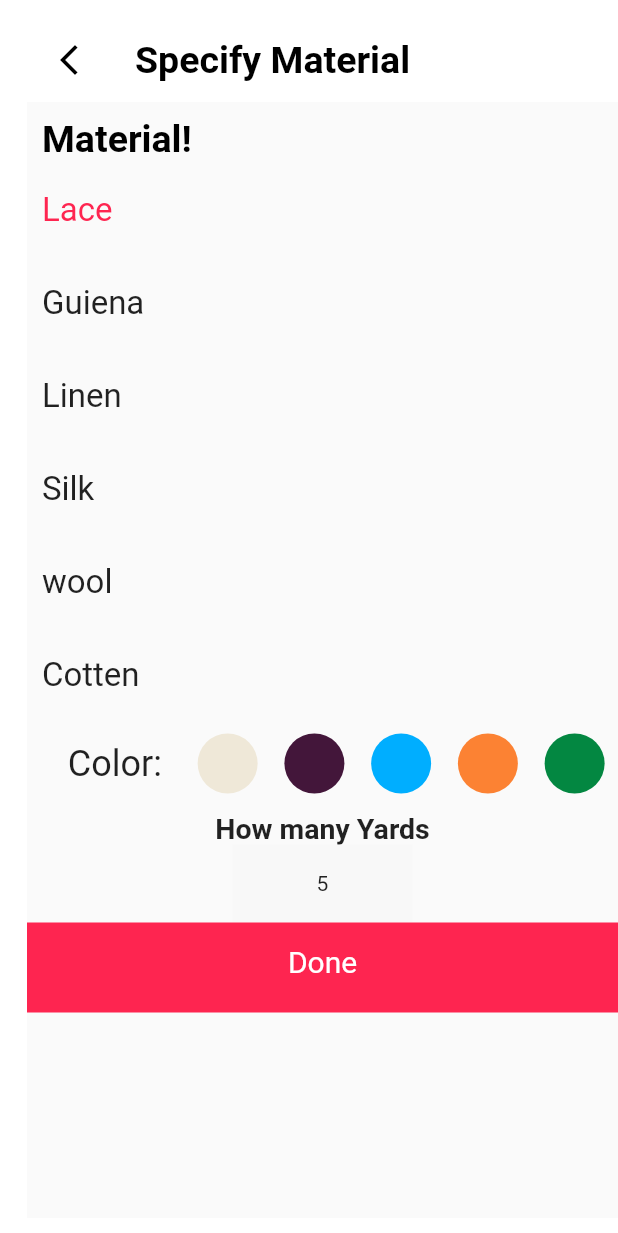
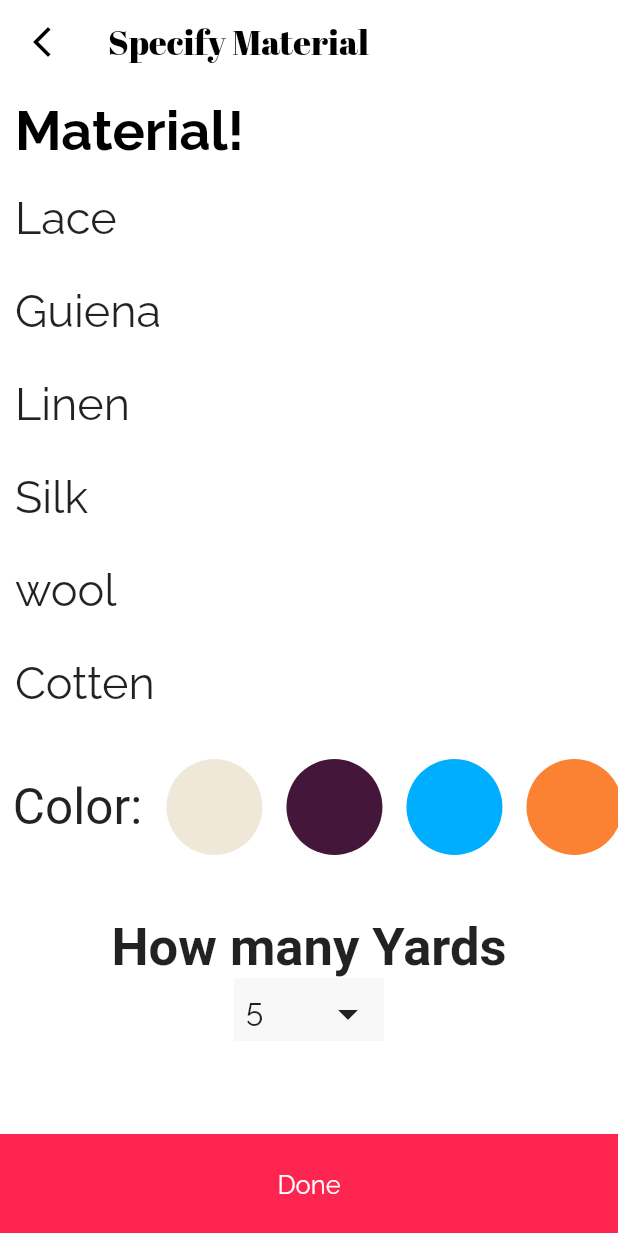
Before and after one commit to AliJawadSubhan/min-hack, a Flutter app: the Customize screen opened directly, on a phone screen of 412 x 824 dp. Shown: the top 1233 px of the screen. Run offline on Flutter 3.47's test engine with Material 2 defaults, Android fonts, the phone set to English and light mode, and no system bars; our stand-ins replace google_fonts, smooth_page_indicator.

Commit message:
90 perc completed

```diff
--- a/lib/const.dart
+++ b/lib/const.dart
@@ -14,3 +14,6 @@ const totalPrice = Text(
   "\$ 25.99",
   style: TextStyle(color: primaryColor),
 );
+
+const commmentText =
+    "If you are looking for the latest and the most stylish Pakistan lawn collection 2018 with chiffon dupatta, you have come at the right place as Alkaram has brought fully embroidered lawn suits with chiffon and sleeves in its wide range of stitched and unstitched lawn suits.";
--- a/lib/custom_widget/pages.dart
+++ b/lib/custom_widget/pages.dart
@@ -1,6 +1,5 @@
 import 'package:fi/const.dart';
 import 'package:fi/screens/login.dart';
-import 'package:flutter/cupertino.dart';
 import 'package:flutter/material.dart';
 import 'package:google_fonts/google_fonts.dart';
 
@@ -49,7 +48,7 @@ class Body extends StatelessWidget {
                   ),
                 ],
               ),
-              SizedBox(
+              const SizedBox(
                 height: 25,
               ),
               SizedBox(
--- /dev/null
+++ b/lib/screens/customize.dart
@@ -0,0 +1,228 @@
+import 'package:fi/const.dart';
+import 'package:fi/screens/dashboard.dart';
+import 'package:fi/screens/product_detail.dart';
+import 'package:flutter/material.dart';
+import 'package:google_fonts/google_fonts.dart';
+
+class Customize extends StatelessWidget {
+  Customize({Key? key}) : super(key: key);
+
+  @override
+  Widget build(BuildContext context) {
+    return Scaffold(
+      backgroundColor: Colors.white,
+      appBar: AppBar(
+        backgroundColor: Colors.white,
+        elevation: 0.00,
+        leading: IconButton(
+          icon: const Icon(
+            Icons.arrow_back_ios_new,
+            color: Colors.black,
+          ),
+          onPressed: () {
+            Navigator.pop(
+              context,
+              MaterialPageRoute(builder: (context) => const ProductDetail()),
+            );
+          },
+        ),
+        title: Text.rich(
+          TextSpan(
+            text: "Specify Material",
+            style: GoogleFonts.abrilFatface(color: Colors.black, fontSize: 23),
+          ),
+        ),
+      ),
+      body: SingleChildScrollView(
+        child: Column(
+          crossAxisAlignment: CrossAxisAlignment.center,
+          mainAxisAlignment: MainAxisAlignment.spaceBetween,
+          children: [
+            Container(
+              margin: const EdgeInsets.all(10),
+              width: double.infinity,
+              child: Text.rich(
+                TextSpan(
+                  text: "Material!",
+                  style: GoogleFonts.raleway(
+                      color: Colors.black,
+                      fontWeight: FontWeight.bold,
+                      fontSize: 36),
+                ),
+              ),
+            ),
+            TextContainer(
+              maintext: "Lace",
+              pre: primaryColor,
+            ),
+            TextContainer(
+              maintext: "Guiena",
+            ),
+            TextContainer(
+              maintext: "Linen",
+            ),
+            TextContainer(
+              maintext: "Silk",
+            ),
+            TextContainer(
+              maintext: "wool",
+            ),
+            TextContainer(
+              maintext: "Cotten",
+            ),
+            SingleChildScrollView(
+              scrollDirection: Axis.horizontal,
+              child: Padding(
+                padding: const EdgeInsets.all(8.0),
+                child: Row(
+                  mainAxisAlignment: MainAxisAlignment.spaceBetween,
+                  children: const [
+                    SizedBox(
+                      width: 0.5,
+                    ),
+                    Text(
+                      "Color: ",
+                      style: TextStyle(fontSize: 33),
+                    ),
+                    Padding(
+                      padding: EdgeInsets.all(8.0),
+                      child: CircleAvatar(
+                        backgroundColor: Color(0xFFEFE8D8),
+                        radius: 32,
+                      ),
+                    ),
+                    Padding(
+                      padding: EdgeInsets.all(8.0),
+                      child: CircleAvatar(
+                        backgroundColor: Color(0XFF43163A),
+                        radius: 32,
+                      ),
+                    ),
+                    Padding(
+                      padding: EdgeInsets.all(8.0),
+                      child: CircleAvatar(
+                        backgroundColor: Color(0XFF00AEFF),
+                        radius: 32,
+                      ),
+                    ),
+                    Padding(
+                      padding: EdgeInsets.all(8.0),
+                      child: CircleAvatar(
+                        backgroundColor: Color(0XFFFC8233),
+                        radius: 32,
+                      ),
+                    ),
+                    Padding(
+                      padding: EdgeInsets.all(8.0),
+                      child: CircleAvatar(
+                        backgroundColor: Color.fromARGB(255, 3, 135, 65),
+                        radius: 32,
+                      ),
+                    ),
+                  ],
+                ),
+              ),
+            ),
+            const SizedBox(
+              height: 25,
+            ),
+            Column(
+              mainAxisAlignment: MainAxisAlignment.spaceEvenly,
+              children: [
+                Text(
+                  "How many Yards",
+                  style: TextStyle(fontSize: 35, fontWeight: FontWeight.bold),
+                ),
+                Container(
+                  width: 100,
+                  height: 42,
+                  color: Color(0xFFF8F8F8),
+                  child: Padding(
+                    padding: const EdgeInsets.all(8.0),
+                    child: Row(
+                      mainAxisAlignment: MainAxisAlignment.spaceBetween,
+                      children: [
+                        Text(
+                          "5",
+                          style: GoogleFonts.raleway(fontSize: 21),
+                        ),
+                        const Icon(
+                          Icons.arrow_drop_down,
+                          size: 32,
+                        ),
+                      ],
+                    ),
+                  ),
+                ),
+              ],
+            ),
+
+            // GestureDetector(
+            //     child: Container(
+            //       alignment: Alignment.bottomCenter,
+            //       width: double.infinity,
+            //       height: 60,
+            //       color: primaryColor,
+            //       child: const Center(
+            //         child: Padding(
+            //           // Incase there is interactive button in user's phone and they dont accidentally quit
+            //           padding: EdgeInsets.only(bottom: 8.0),
+            //           child: Text(
+            //             "Done",
+            //             style: TextStyle(color: Colors.white, fontSize: 20),
+            //           ),
+            //         ),
+            //       ),
+            //     ),
+            //     onTap: () {
+            //       Navigator.push(
+            //         context,
+            //         MaterialPageRoute(builder: (context) => const DashBoard()),
+            //       );
+            //     }),
+          ],
+        ),
+      ),
+      bottomNavigationBar: BottomAppBar(
+        color: primaryColor,
+        elevation: 0,
+        child: Padding(
+          padding: const EdgeInsets.all(24.0),
+          child: GestureDetector(
+              child: Text(
+                // TextAlignVertical : TextAlignVertical.center,
+                "Done",
+                textAlign: TextAlign.center,
+                style: GoogleFonts.raleway(color: Colors.white, fontSize: 17),
+              ),
+              onTap: () {
+                Navigator.push(
+                  context,
+                  MaterialPageRoute(builder: (context) => const DashBoard()),
+                );
+              }),
+        ),
+      ),
+    );
+  }
+}
+
+class TextContainer extends StatelessWidget {
+  TextContainer({Key? key, this.pre, required this.maintext}) : super(key: key);
+
+  Color? pre = Colors.black;
+  final String maintext;
+
+  @override
+  Widget build(BuildContext context) {
+    return Container(
+      margin: EdgeInsets.all(10),
+      height: 42,
+      width: double.infinity,
+      child: Text(
+        maintext,
+        style: GoogleFonts.raleway(fontSize: 30),
+      ),
+    );
+  }
+}
--- a/lib/screens/customize.pro.dart
+++ /dev/null
@@ -1,197 +0,0 @@
-import 'package:fi/const.dart';
-import 'package:fi/screens/product_detail.dart';
-import 'package:flutter/material.dart';
-import 'package:google_fonts/google_fonts.dart';
-
-class Customize extends StatelessWidget {
-  Customize({Key? key}) : super(key: key);
-
-  @override
-  Widget build(BuildContext context) {
-    return Padding(
-      padding: const EdgeInsets.only(left: 18.0, bottom: 12, top: 12),
-      child: Scaffold(
-        appBar: AppBar(
-          backgroundColor: Colors.white,
-          elevation: 0.00,
-          leading: IconButton(
-            icon: const Icon(
-              Icons.arrow_back_ios_new,
-              color: Colors.black,
-            ),
-            onPressed: () {
-              Navigator.pop(
-                context,
-                MaterialPageRoute(builder: (context) => const ProductDetail()),
-              );
-            },
-          ),
-          title: const Text.rich(
-            TextSpan(
-              text: "Specify Material",
-              style: TextStyle(
-                  color: Colors.black,
-                  fontSize: 25,
-                  fontWeight: FontWeight.bold),
-            ),
-          ),
-        ),
-        body: SingleChildScrollView(
-          child: Column(
-            crossAxisAlignment: CrossAxisAlignment.center,
-            children: [
-              Container(
-                margin: const EdgeInsets.all(10),
-                width: double.infinity,
-                child: const Text.rich(
-                  TextSpan(
-                    text: "Material!",
-                    style: TextStyle(
-                        color: Colors.black,
-                        fontSize: 25,
-                        fontWeight: FontWeight.bold),
-                  ),
-                ),
-              ),
-              TextContainer(
-                maintext: "Lace",
-                pre: primaryColor,
-              ),
-              TextContainer(
-                maintext: "Guiena",
-              ),
-              TextContainer(
-                maintext: "Linen",
-              ),
-              TextContainer(
-                maintext: "Silk",
-              ),
-              TextContainer(
-                maintext: "wool",
-              ),
-              TextContainer(
-                maintext: "Cotten",
-              ),
-              SingleChildScrollView(
-                child: Row(
-                  mainAxisAlignment: MainAxisAlignment.spaceAround,
-                  children: const [
-                    SizedBox(
-                      width: 0.5,
-                    ),
-                    Text(
-                      "Color: ",
-                      style: TextStyle(fontSize: 24),
-                    ),
-                    CircleAvatar(
-                      backgroundColor: Color(0xFFEFE8D8),
-                    ),
-                    CircleAvatar(
-                      backgroundColor: Color(0XFF43163A),
-                    ),
-                    CircleAvatar(
-                      backgroundColor: Color(0XFF00AEFF),
-                    ),
-                    CircleAvatar(
-                      backgroundColor: Color(0XFFFC8233),
-                    ),
-                    CircleAvatar(
-                      backgroundColor: Color.fromARGB(255, 3, 135, 65),
-                    ),
-                  ],
-                ),
-              ),
-              const SizedBox(
-                height: 12,
-              ),
-              const Text(
-                "How many Yards",
-                style: TextStyle(fontSize: 19, fontWeight: FontWeight.bold),
-              ),
-              Container(
-                height: 52,
-                width: 120,
-                color: const Color(0xFFF8F8F8),
-                child: const Center(
-                  child: Text(
-                    "5",
-                    textAlign: TextAlign.center,
-                  ),
-                ),
-              ),
-              Container(
-                width: double.infinity,
-                height: 60,
-                color: primaryColor,
-                child: const Center(
-                  child: Padding(
-                    // Incase there is interactive button in user's phone and they dont accidentally quit
-                    padding: EdgeInsets.only(bottom: 8.0),
-                    child: Text(
-                      "Done",
-                      style: TextStyle(color: Colors.white, fontSize: 20),
-                    ),
-                  ),
-                ),
-              ),
-            ],
-          ),
-        ),
-      ),
-    );
-  }
-}
-
-class TextContainer extends StatelessWidget {
-  TextContainer({Key? key, this.pre, required this.maintext}) : super(key: key);
-
-  Color? pre = Colors.black;
-  final String maintext;
-
-  @override
-  Widget build(BuildContext context) {
-    return Container(
-      margin: EdgeInsets.all(10),
-      height: 42,
-      width: double.infinity,
-      child: Text(
-        maintext,
-        style: TextStyle(fontSize: 22, color: pre),
-      ),
-    );
-  }
-}
-
-/*  Text(
-                "Material",
-                style: style1,
-              ),
-              Text(
-                "Lace",
-                style: style,
-              ),
-              Text(
-                "Ankara",
-                style: style,
-              ),
-              Text(
-                "Guiena",
-                style: style,
-              ),
-              Text(
-                "Linen",
-                style: style,
-              ),
-              Text(
-                "Silk",
-                style: style,
-              ),
-              Text(
-                "Material",
-                style: style,
-              ),
-              Text(
-                "Material",
-                style: style,
-              )
-              */
--- a/lib/screens/product_detail.dart
+++ b/lib/screens/product_detail.dart
@@ -2,7 +2,6 @@
 
 
 import 'package:fi/const.dart';
-import 'package:fi/screens/customize.pro.dart';
 import 'package:fi/screens/tab_bar/info.dart';
 import 'package:fi/screens/tab_bar/measurements.dart';
 import 'package:flutter/material.dart';
--- a/pubspec.yaml
+++ b/pubspec.yaml
@@ -36,6 +36,7 @@ dependencies:
   cupertino_icons: ^1.0.2
   smooth_page_indicator: ^1.0.0+2
   google_fonts: ^3.0.1
+  google_nav_bar: ^5.0.6
 
 dev_dependencies:
   flutter_test:
```
Also changed, not shown: lib/main.dart (+3 -4 lines), lib/screens/dashboard.dart (+117 -14 lines), lib/screens/nav_page/nav_page1.dart (added, +55 -0 lines), lib/screens/tab_bar/measurements.dart (+8 -3 lines), lib/screens/tab_bar/woman.dart (added, +102 -0 lines), pubspec.lock.
